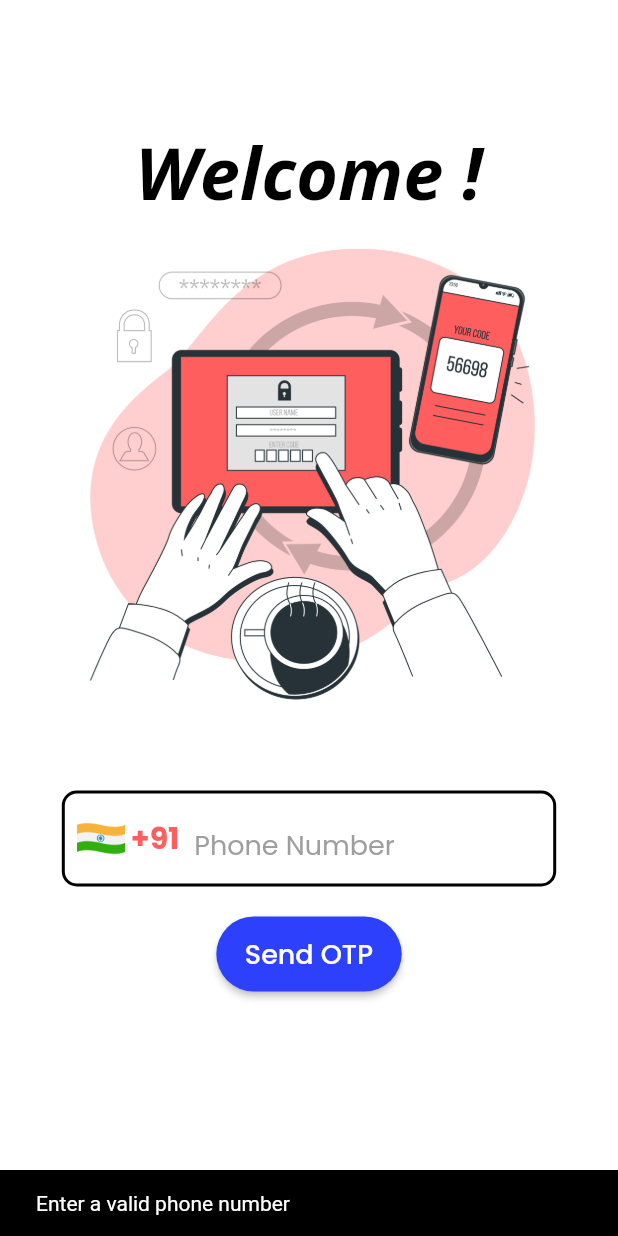
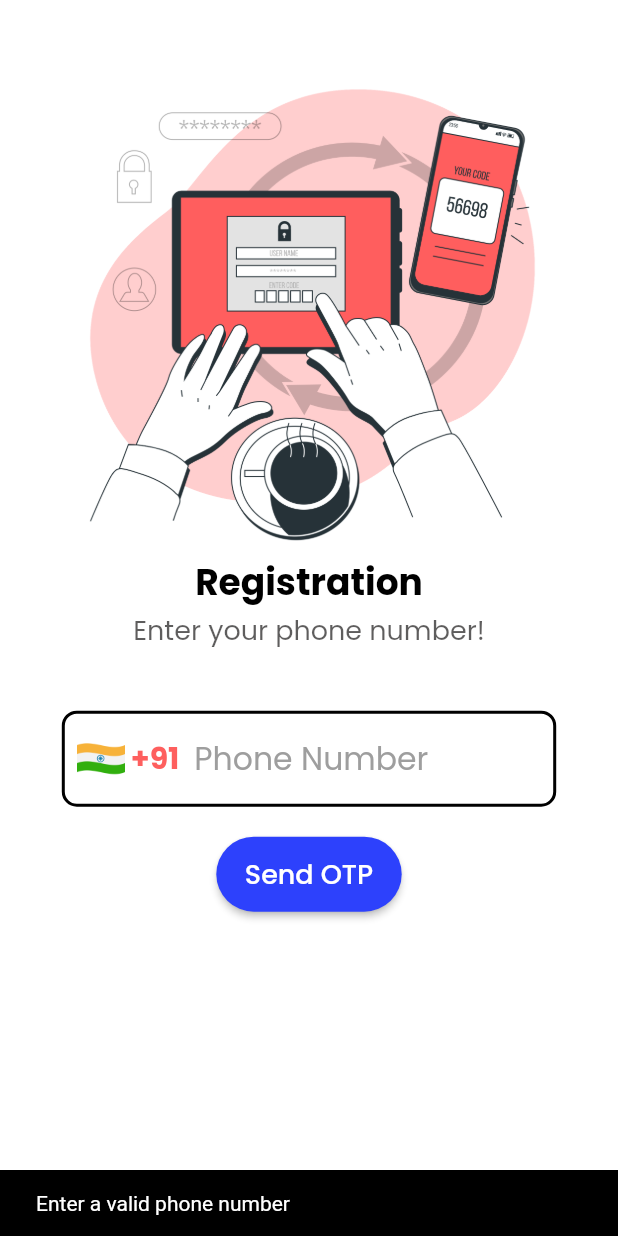
Before and after one commit to arshnirmal/CtrlAltDart-Ingenious_Hackathon, a Flutter app: the screen it shows after launch, after a tap on "Send OTP", on a phone screen of 412 x 824 dp. Run offline on Flutter 3.47's test engine with Material 2 defaults, Android fonts, the phone set to English and light mode, and no system bars; our stand-ins replace cloud_firestore, firebase_auth, firebase_core, google_fonts, image_picker, transparent_image; accounts and stored records are empty.

Commit message:
otp_page

```diff
--- a/lib/pages/phone_page.dart
+++ b/lib/pages/phone_page.dart
@@ -1,6 +1,6 @@
 import 'package:flutter/material.dart';
 import 'package:flutter/services.dart';
-import 'package:google_fonts/google_fonts.dart';
+import 'package:healthcare_system/pages/otp_page.dart';
 
 class PhonePage extends StatefulWidget {
   const PhonePage({Key? key}) : super(key: key);
@@ -28,25 +28,30 @@ class _PhonePageState extends State<PhonePage> {
               mainAxisSize: MainAxisSize.max,
               children: <Widget>[
                 SizedBox(
-                  height: MediaQuery.of(context).size.height * 0.1,
-                ),
-                Text(
-                  "Welcome !",
-                  style: TextStyle(
-                    color: Colors.black,
-                    fontSize: 48,
-                    fontWeight: FontWeight.bold,
-                    fontStyle: FontStyle.italic,
-                    fontFamily: GoogleFonts.openSans().fontFamily,
-                  ),
+                  height: MediaQuery.of(context).size.height * 0.05,
                 ),
                 Image(
-                  image: const AssetImage("assets/images/auth2.png"),
+                  image: const AssetImage("assets/images/auth1.png"),
                   height: MediaQuery.of(context).size.height * 0.4,
                   width: MediaQuery.of(context).size.width * 0.8,
                 ),
+                const Text(
+                  "Registration",
+                  style: TextStyle(
+                    color: Colors.black,
+                    fontSize: 24,
+                    fontWeight: FontWeight.bold,
+                  ),
+                ),
+                const Text(
+                  "Enter your phone number!",
+                  style: TextStyle(
+                    color: Color.fromARGB(177, 23, 21, 21),
+                    fontSize: 18,
+                  ),
+                ),
                 const SizedBox(
-                  height: 50,
+                  height: 40,
                 ),
                 phoneNumber(),
                 const SizedBox(
@@ -85,14 +90,15 @@ class _PhonePageState extends State<PhonePage> {
           color: Colors.black,
           fontWeight: FontWeight.bold,
         ),
-        inputFormatters: [
+        inputFormatters: <TextInputFormatter>[
+          FilteringTextInputFormatter.digitsOnly,
           LengthLimitingTextInputFormatter(10),
         ],
         decoration: InputDecoration(
           hintText: "Phone Number",
           hintStyle: const TextStyle(
             color: Colors.grey,
-            fontSize: 18,
+            fontSize: 21,
             fontWeight: FontWeight.normal,
           ),
           enabledBorder: const OutlineInputBorder(
@@ -155,7 +161,12 @@ class _PhonePageState extends State<PhonePage> {
       child: ElevatedButton(
         onPressed: () {
           phoneValid
-              ? Navigator.pushNamed(context, "/otp")
+              ? Navigator.push(
+                  context,
+                  MaterialPageRoute(
+                    builder: (context) => const OtpPage(),
+                  ),
+                )
               : ScaffoldMessenger.of(context).showSnackBar(
                   const SnackBar(
                     content: Text(
```
Also changed, not shown: lib/pages/otp_page.dart (added, +139 -0 lines), assets/images/auth1.png (added), assets/images/auth2.png.
